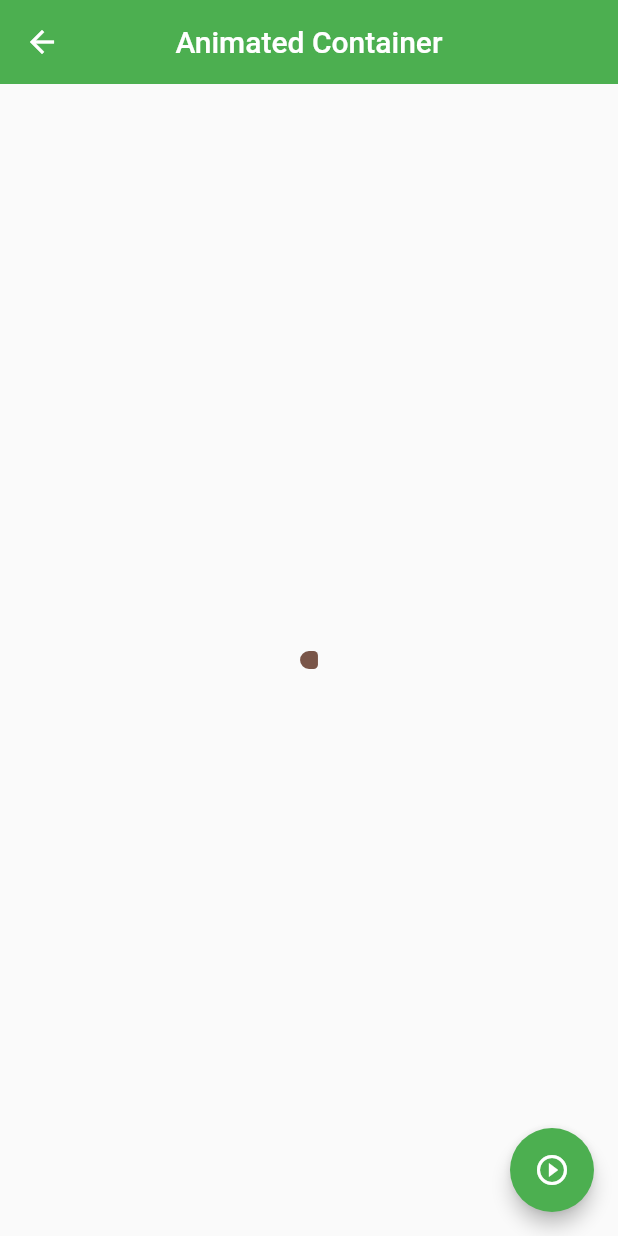
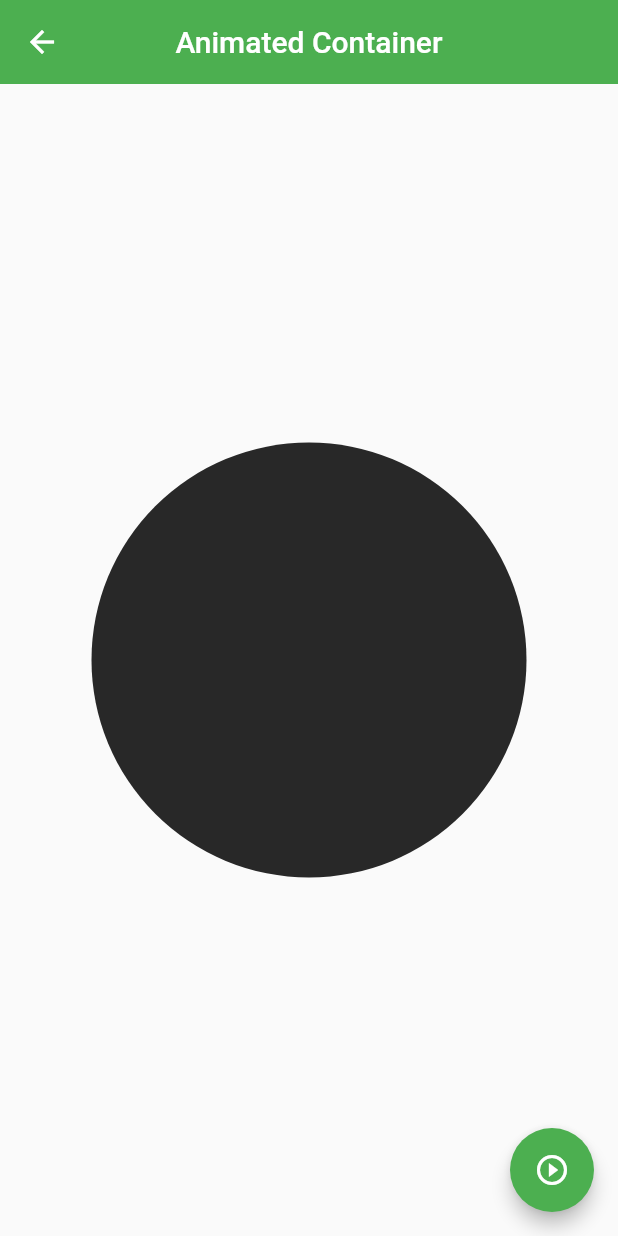
Before and after one commit to AlvaroBishop/widgets-display-Flutter, a Flutter app: the AnimatedScreen screen opened by its route, after a tap on the "play circle outline" icon, on a phone screen of 412 x 824 dp. Run offline on Flutter 3.47's test engine with Material 2 defaults, Android fonts, the phone set to English and light mode, and no system bars.

Commit message:
implemented animated screen

```diff
--- a/lib/router/app_routes.dart
+++ b/lib/router/app_routes.dart
@@ -7,7 +7,6 @@ class AppRoutes {
 
   static final menuOptions = <MenuOptions>[
 
-    MenuOptions(route: 'home',  name: 'home screen', screen: const HomeScreen(), icon: Icons.home_outlined,),
     MenuOptions(route: 'listview1', name: 'Listview tipo 1', screen: const ListView1Screen(), icon: Icons.list_alt),
     MenuOptions(route: 'listview2', name: 'Listview tipo 2', screen: const ListView2Screen(), icon: Icons.list),
     MenuOptions(route: 'alert', name: 'Alertas', screen: const AlertScreen(), icon: Icons.add_alert_rounded),
@@ -20,6 +19,7 @@ class AppRoutes {
   static Map<String, Widget Function(BuildContext)> getAppRoutes() {
 
     Map<String, Widget Function(BuildContext)> appRoutes = {};
+    appRoutes.addAll({ 'home' : ( BuildContext context ) => const HomeScreen()});
     for (final option in menuOptions) {
       appRoutes.addAll({option.route : (BuildContext context) => option.screen });
     }
--- a/lib/screens/animated_screen.dart
+++ b/lib/screens/animated_screen.dart
@@ -17,21 +17,44 @@ class _AnimatedScreenState extends State<AnimatedScreen> {
   BorderRadiusGeometry _borderRadius = BorderRadius.circular(10);
 
   void changeShape() {
-    _width = Random().nextDouble() * (100-1) + 1;
-    _height = Random().nextDouble() * (100-1) + 1;
-    _color = Colors.primaries[Random().nextInt(Colors.primaries.length)];
-    _borderRadius = const BorderRadius.horizontal(left: Radius.circular(20), right: Radius.circular(10));
+    double left = Random().nextInt(300).toDouble() + 70; // le sumamos
+    double right = Random().nextInt(300).toDouble() + 70;
+    _width = Random().nextInt(300).toDouble() + 70;
+    _height = Random().nextInt(300).toDouble() + 70;
+    _color = Color.fromRGBO(
+      Random().nextInt(255),
+      Random().nextInt(255),
+      Random().nextInt(255),
+      1
+    );
+    _borderRadius =  randomShape(left, right, Random().nextInt(4));
 
     setState(() {
 
     });
   }
+
+  BorderRadius randomShape(double l, double r, int n)
+  {
+    print(n);
+    switch (n) {
+      case 0: return BorderRadius.horizontal(left: Radius.circular(l), right: Radius.circular(r));
+      case 1: return BorderRadius.circular(l);
+      case 2: return BorderRadius.all(Radius.elliptical(l, r));
+      case 3: return BorderRadius.vertical(top: Radius.circular(l), bottom: Radius.circular(r));
+
+        default: return BorderRadius.circular(10);
+    }
+  }
+
   @override
   Widget build(BuildContext context) {
     return Scaffold(
       appBar: AppBar(title: const Text('Animated Container')),
       body: Center(
-         child: Container(
+         child: AnimatedContainer(
+          duration: const Duration( milliseconds:  400),
+          curve: Curves.easeOutCubic,
           width: _width,
           height: _height,
           decoration: BoxDecoration(
--- a/lib/screens/card_screen.dart
+++ b/lib/screens/card_screen.dart
@@ -12,15 +12,15 @@ class CardScreen extends StatelessWidget {
         title: const Text('Cards')
         ),
       body: ListView(
-        padding: EdgeInsets.symmetric( horizontal: 10, vertical: 10),
-        children: [
+        padding: const EdgeInsets.symmetric( horizontal: 10, vertical: 10),
+        children: const [
           CustomCardType1(),
           CustomCardType2(imageUrl: 'https://cdn.pixabay.com/photo/2016/10/22/17/46/mountains-1761292_960_720.jpg', name: 'Iceland', ),
           CustomCardType2(imageUrl: 'https://cdn.pixabay.com/photo/2017/05/09/03/46/alberta-2297204_960_720.jpg', name: null,),
           CustomCardType2(imageUrl: 'https://cdn.pixabay.com/photo/2017/06/10/05/26/rice-terraces-2389023_960_720.jpg', name: 'Japan'),
           CustomCardType2(imageUrl: 'https://cdn.pixabay.com/photo/2015/01/28/23/35/hills-615429_960_720.jpg', name: 'Ireland'),
           CustomCardType2(imageUrl: 'https://cdn.pixabay.com/photo/2018/06/09/17/25/trees-3464777_960_720.jpg'),
-          SizedBox(height: 100,)
+          SizedBox(height: 100,),
         ],
         )
     );
--- a/lib/widgets/custom_card_type_1.dart
+++ b/lib/widgets/custom_card_type_1.dart
@@ -12,7 +12,7 @@ class CustomCardType1 extends StatelessWidget {
     return Card(
       child: Column(
         children: [
-          ListTile(
+          const ListTile(
             title: Text("Soy un titulo"),
             subtitle: Text('Lorem ipsum dolor sit amet, consectetur adipiscing elit. Donec id facilisis ex.'),
             leading: Icon( Icons.photo_album_outlined, color: AppTheme.primary,),
--- a/lib/widgets/custom_card_type_2.dart
+++ b/lib/widgets/custom_card_type_2.dart
@@ -17,10 +17,7 @@ class CustomCardType2 extends StatelessWidget {
       child: Column(
         children: [
           FadeInImage(
-            image: NetworkImage(
-              imageUrl,
-
-            ),
+            image: NetworkImage(imageUrl),
             placeholder: AssetImage('assets/jar-loading.gif'),
             width: double.infinity, // toma todo el ancho posible
             height: 230,
```
